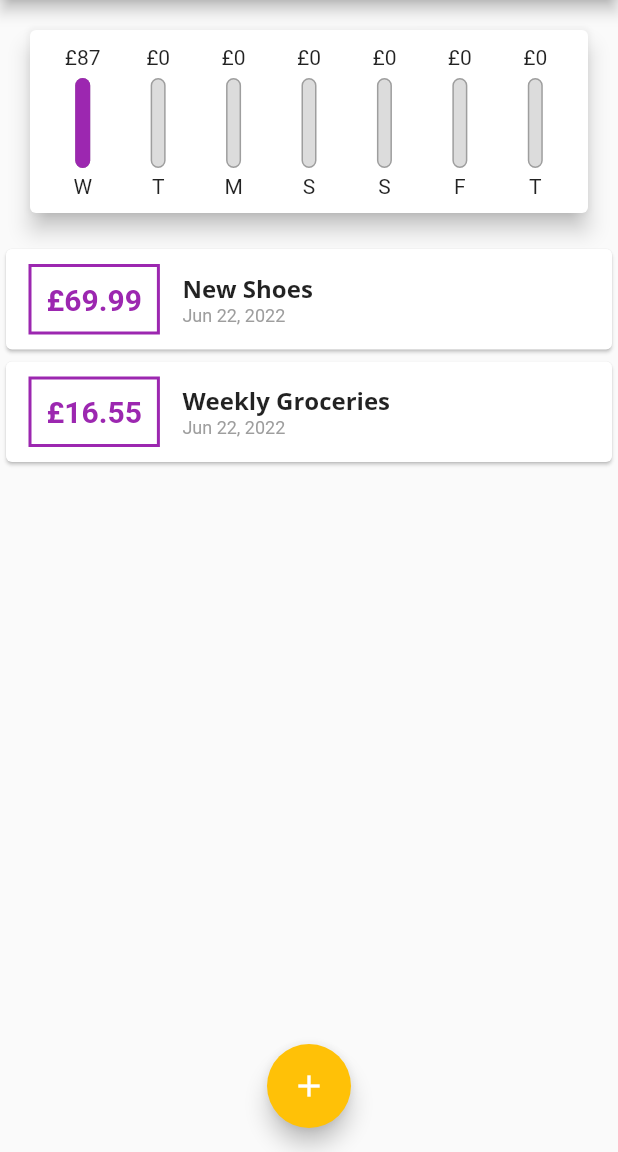
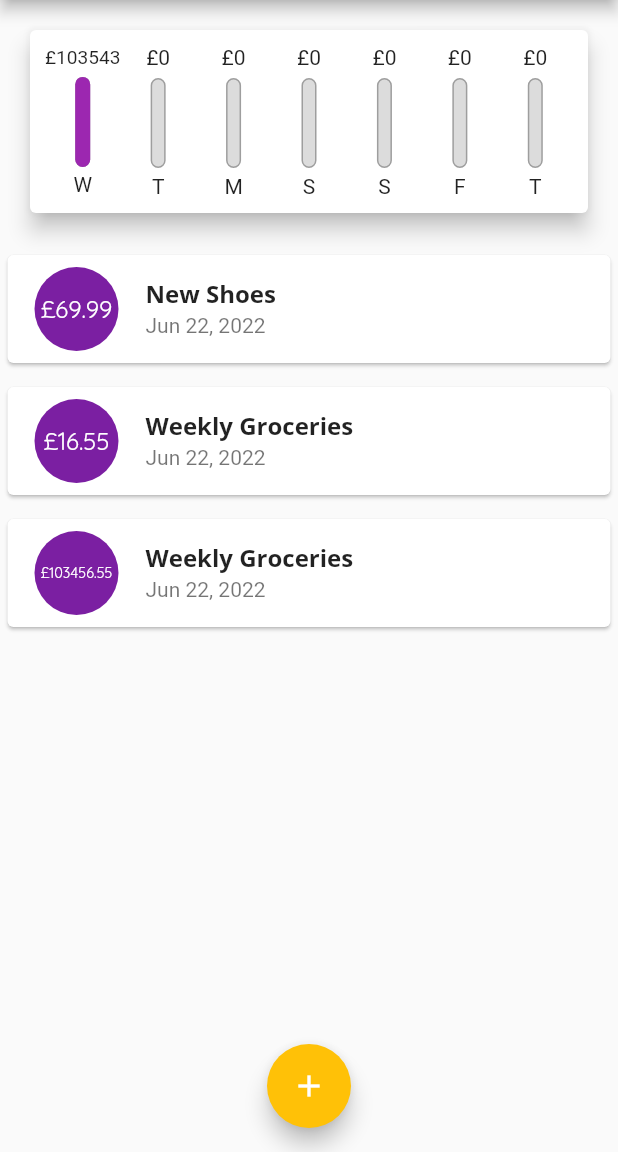
Before and after one commit to aindroid/expense_planner, a Flutter app: the screen it shows after launch, on a phone screen of 412 x 824 dp, the part 84-1236 px from its top. Run offline on Flutter 3.47's test engine with Material 2 defaults, Android fonts, the phone set to English and light mode, and no system bars.

Commit message:
Add ListTile

```diff
--- a/lib/widgets/home_page.dart
+++ b/lib/widgets/home_page.dart
@@ -21,6 +21,12 @@ class _MyHomePageState extends State<MyHomePage> {
       id: 't2',
       title: 'Weekly Groceries',
       amount: 16.55,
+      date: DateTime.now(),
+    ),
+    Transaction(
+      id: 't2',
+      title: 'Weekly Groceries',
+      amount: 103456.55,
       date: DateTime.now(),
     ),
   ];
--- a/lib/widgets/transaction_list.dart
+++ b/lib/widgets/transaction_list.dart
@@ -1,5 +1,6 @@
 import 'package:expense_planner/models/transaction.dart';
 import 'package:flutter/material.dart';
+import 'package:intl/intl.dart';
 
 import './transaction_item.dart';
 
@@ -31,21 +32,31 @@ class TransactionList extends StatelessWidget {
             : ListView.builder(
                 itemBuilder: (ctx, index) {
                   final transaction = transactions[index];
-                  return TransactionItem(
-                      amount: transaction.amount,
-                      date: transaction.date,
-                      title: transaction.title);
+                  // return TransactionItem(
+                  //     amount: transaction.amount,
+                  //     date: transaction.date,
+                  //     title: transaction.title);
+                  return Card(
+                    elevation: 1,
+                    margin: EdgeInsets.symmetric(vertical: 8, horizontal: 5),
+                    child: ListTile(
+                      title: Text(
+                        transaction.title,
+                        style: Theme.of(context).textTheme.headline6,
+                      ),
+                      subtitle: Text(
+                        DateFormat.yMMMd().format(transaction.date),
+                      ),
+                      leading: CircleAvatar(
+                        radius: 30,
+                        child: Padding(
+                            padding: EdgeInsets.all(6),
+                            child: FittedBox(
+                                child: Text('£${transaction.amount}'))),
+                      ),
+                    ),
+                  );
                 },
                 itemCount: transactions.length));
-    // children: [
-    //   ...transactions.map(
-    //     (transaction) {
-    //       return TransactionItem(
-    //           amount: transaction.amount,
-    //           date: transaction.date,
-    //           title: transaction.title);
-    //     },
-    //   ).toList()
-    // ],
   }
 }
```
Also changed, not shown: lib/examples/flex_example.dart (added, +92 -0 lines).
